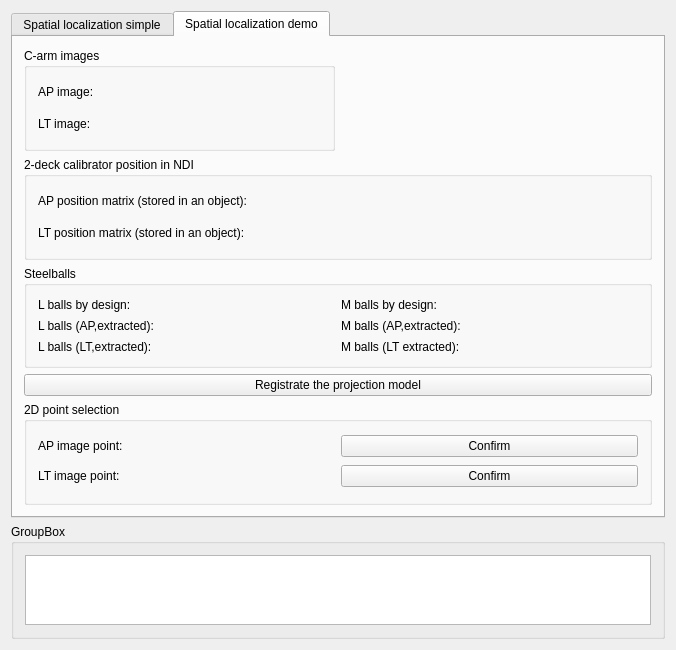
This is Plugins/org.mitk.lancet.spinecarmregistration/src/internal/SpineCArmRegistrationControls.ui in zhaomengxiao/LancetMITK-Adition as Qt 5 draws it before an edit. The edited form follows.
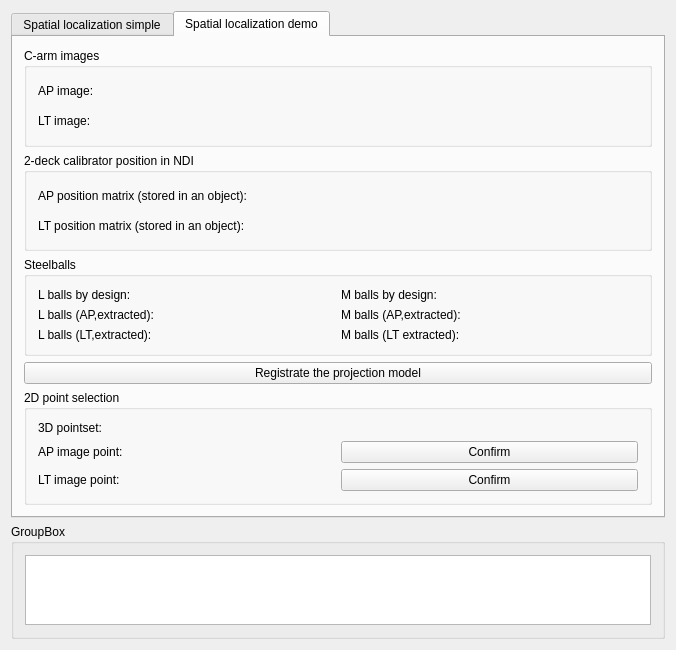
This is the edited form. Custom widgets are drawn as their Qt base class.

Commit message: Added metric evaluation to landmark registration

What changed in the file:
```diff
--- a/Plugins/org.mitk.lancet.spinecarmregistration/src/internal/SpineCArmRegistrationControls.ui
+++ b/Plugins/org.mitk.lancet.spinecarmregistration/src/internal/SpineCArmRegistrationControls.ui
@@ -309,7 +309,97 @@
        <string>Spatial localization demo</string>
       </attribute>
       <layout class="QGridLayout" name="gridLayout_9">
-       <item row="2" column="0" colspan="2">
+       <item row="0" column="0">
+        <widget class="QGroupBox" name="groupBox_8">
+         <property name="title">
+          <string>C-arm images</string>
+         </property>
+         <layout class="QVBoxLayout" name="verticalLayout_4">
+          <item>
+           <layout class="QHBoxLayout" name="horizontalLayout_7">
+            <item>
+             <widget class="QLabel" name="label_15">
+              <property name="text">
+               <string>AP image:</string>
+              </property>
+             </widget>
+            </item>
+            <item>
+             <widget class="QmitkSingleNodeSelectionWidget" name="mitkNodeSelectWidget_ApImage" native="true">
+              <property name="enabled">
+               <bool>true</bool>
+              </property>
+             </widget>
+            </item>
+           </layout>
+          </item>
+          <item>
+           <layout class="QHBoxLayout" name="horizontalLayout_8">
+            <item>
+             <widget class="QLabel" name="label_16">
+              <property name="text">
+               <string>LT image:</string>
+              </property>
+             </widget>
+            </item>
+            <item>
+             <widget class="QmitkSingleNodeSelectionWidget" name="mitkNodeSelectWidget_LtImage" native="true">
+              <property name="enabled">
+               <bool>true</bool>
+              </property>
+             </widget>
+            </item>
+           </layout>
+          </item>
+         </layout>
+        </widget>
+       </item>
+       <item row="1" column="0">
+        <widget class="QGroupBox" name="groupBox_7">
+         <property name="title">
+          <string>2-deck calibrator position in NDI</string>
+         </property>
+         <layout class="QVBoxLayout" name="verticalLayout_3">
+          <item>
+           <layout class="QHBoxLayout" name="horizontalLayout_9">
+            <item>
+             <widget class="QLabel" name="label_17">
+              <property name="text">
+               <string>AP position matrix (stored in an object):</string>
+              </property>
+             </widget>
+            </item>
+            <item>
+             <widget class="QmitkSingleNodeSelectionWidget" name="mitkNodeSelectWidget_ndiAp" native="true">
+              <property name="enabled">
+               <bool>true</bool>
+              </property>
+             </widget>
+            </item>
+           </layout>
+          </item>
+          <item>
+           <layout class="QHBoxLayout" name="horizontalLayout_10">
+            <item>
+             <widget class="QLabel" name="label_18">
+              <property name="text">
+               <string>LT position matrix (stored in an object):</string>
+              </property>
+             </widget>
+            </item>
+            <item>
+             <widget class="QmitkSingleNodeSelectionWidget" name="mitkNodeSelectWidget_ndiLt" native="true">
+              <property name="enabled">
+               <bool>true</bool>
+              </property>
+             </widget>
+            </item>
+           </layout>
+          </item>
+         </layout>
+        </widget>
+       </item>
+       <item row="2" column="0">
         <widget class="QGroupBox" name="groupBox_9">
          <property name="title">
           <string>Steelballs</string>
@@ -426,13 +516,20 @@
          </layout>
         </widget>
        </item>
-       <item row="4" column="0" colspan="2">
+       <item row="3" column="0">
+        <widget class="QPushButton" name="pushButton_projectionModelReg">
+         <property name="text">
+          <string>Registrate the projection model</string>
+         </property>
+        </widget>
+       </item>
+       <item row="4" column="0">
         <widget class="QGroupBox" name="groupBox_12">
          <property name="title">
           <string>2D point selection</string>
          </property>
          <layout class="QGridLayout" name="gridLayout_8">
-          <item row="0" column="0">
+          <item row="1" column="0">
            <layout class="QHBoxLayout" name="horizontalLayout_15">
             <item>
              <widget class="QLabel" name="label_23">
@@ -450,14 +547,14 @@
             </item>
            </layout>
           </item>
-          <item row="0" column="1">
+          <item row="1" column="1">
            <widget class="QPushButton" name="pushButton_confirmDemoApPoint">
             <property name="text">
              <string>Confirm</string>
             </property>
            </widget>
           </item>
-          <item row="1" column="0">
+          <item row="2" column="0">
            <layout class="QHBoxLayout" name="horizontalLayout_16">
             <item>
              <widget class="QLabel" name="label_24">
@@ -475,33 +572,24 @@
             </item>
            </layout>
           </item>
-          <item row="1" column="1">
+          <item row="2" column="1">
            <widget class="QPushButton" name="pushButton_confirmDemoLtPoint">
             <property name="text">
              <string>Confirm</string>
             </property>
            </widget>
           </item>
-         </layout>
-        </widget>
-       </item>
-       <item row="1" column="0" colspan="2">
-        <widget class="QGroupBox" name="groupBox_7">
-         <property name="title">
-          <string>2-deck calibrator position in NDI</string>
-         </property>
-         <layout class="QVBoxLayout" name="verticalLayout_3">
-          <item>
-           <layout class="QHBoxLayout" name="horizontalLayout_9">
+          <item row="0" column="0" colspan="2">
+           <layout class="QHBoxLayout" name="horizontalLayout_19">
             <item>
-             <widget class="QLabel" name="label_17">
+             <widget class="QLabel" name="label_27">
               <property name="text">
-               <string>AP position matrix (stored in an object):</string>
+               <string>3D pointset:</string>
               </property>
              </widget>
             </item>
             <item>
-             <widget class="QmitkSingleNodeSelectionWidget" name="mitkNodeSelectWidget_ndiAp" native="true">
+             <widget class="QmitkSingleNodeSelectionWidget" name="mitkNodeSelectWidget_demo3Dpointset" native="true">
               <property name="enabled">
                <bool>true</bool>
               </property>
@@ -509,79 +597,9 @@
             </item>
            </layout>
           </item>
-          <item>
-           <layout class="QHBoxLayout" name="horizontalLayout_10">
-            <item>
-             <widget class="QLabel" name="label_18">
-              <property name="text">
-               <string>LT position matrix (stored in an object):</string>
-              </property>
-             </widget>
-            </item>
-            <item>
-             <widget class="QmitkSingleNodeSelectionWidget" name="mitkNodeSelectWidget_ndiLt" native="true">
-              <property name="enabled">
-               <bool>true</bool>
-              </property>
-             </widget>
-            </item>
-           </layout>
-          </item>
          </layout>
         </widget>
        </item>
-       <item row="0" column="0">
-        <widget class="QGroupBox" name="groupBox_8">
-         <property name="title">
-          <string>C-arm images</string>
-         </property>
-         <layout class="QVBoxLayout" name="verticalLayout_4">
-          <item>
-           <layout class="QHBoxLayout" name="horizontalLayout_7">
-            <item>
-             <widget class="QLabel" name="label_15">
-              <property name="text">
-               <string>AP image:</string>
-              </property>
-             </widget>
-            </item>
-            <item>
-             <widget class="QmitkSingleNodeSelectionWidget" name="mitkNodeSelectWidget_ApImage" native="true">
-              <property name="enabled">
-               <bool>true</bool>
-              </property>
-             </widget>
-            </item>
-           </layout>
-          </item>
-          <item>
-           <layout class="QHBoxLayout" name="horizontalLayout_8">
-            <item>
-             <widget class="QLabel" name="label_16">
-              <property name="text">
-               <string>LT image:</string>
-              </property>
-             </widget>
-            </item>
-            <item>
-             <widget class="QmitkSingleNodeSelectionWidget" name="mitkNodeSelectWidget_LtImage" native="true">
-              <property name="enabled">
-               <bool>true</bool>
-              </property>
-             </widget>
-            </item>
-           </layout>
-          </item>
-         </layout>
-        </widget>
-       </item>
-       <item row="3" column="0" colspan="2">
-        <widget class="QPushButton" name="pushButton_projectionModelReg">
-         <property name="text">
-          <string>Registrate the projection model</string>
-         </property>
-        </widget>
-       </item>
       </layout>
      </widget>
     </widget>
```
The commit also changes 7 other files.
